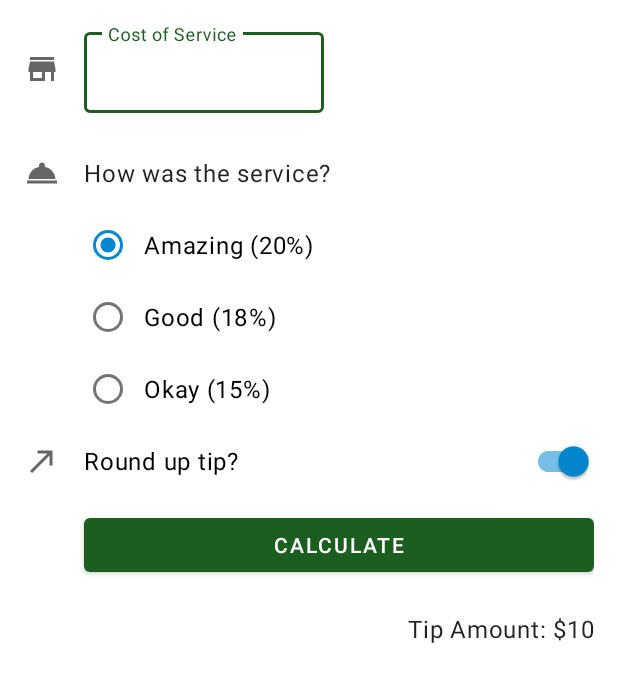
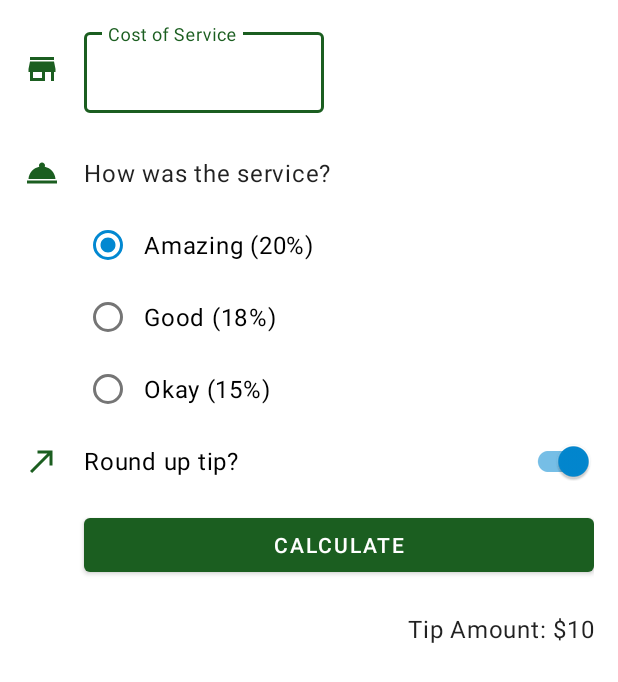
Before and after one commit to dijoncavalcante/tip-time, an Android app: the layout activity_main.xml on its own in the app's theme, with its tools: preview values and no code run, on a phone screen of 412 x 824 dp. Shown: the top 682 px of the screen. Run offline under Robolectric (Android 15) with nearby library versions, the phone set to English and light mode, and no system bars.

Commit message:
chore: Add styles to dark and light mode

```diff
--- a/app/src/main/res/drawable/ic_round_up.xml
+++ b/app/src/main/res/drawable/ic_round_up.xml
@@ -1,11 +1,12 @@
 <vector xmlns:android="http://schemas.android.com/apk/res/android"
     android:width="24dp"
     android:height="24dp"
+    android:autoMirrored="true"
+    android:tint="?attr/colorPrimary"
     android:viewportWidth="24"
-    android:viewportHeight="24"
-    android:tint="?attr/colorControlNormal"
-    android:autoMirrored="true">
-  <path
-      android:fillColor="@android:color/white"
-      android:pathData="M9,5v2h6.59L4,18.59 5.41,20 17,8.41V15h2V5z"/>
+
+    android:viewportHeight="24">
+    <path
+        android:fillColor="@android:color/white"
+        android:pathData="M9,5v2h6.59L4,18.59 5.41,20 17,8.41V15h2V5z" />
 </vector>
--- a/app/src/main/res/drawable/ic_service.xml
+++ b/app/src/main/res/drawable/ic_service.xml
@@ -3,7 +3,8 @@
     android:height="24dp"
     android:viewportWidth="24"
     android:viewportHeight="24"
-    android:tint="?attr/colorControlNormal">
+    android:tint="?attr/colorPrimary">
+
   <path
       android:fillColor="@android:color/white"
       android:pathData="M2,17h20v2L2,19zM13.84,7.79c0.1,-0.24 0.16,-0.51 0.16,-0.79 0,-1.1 -0.9,-2 -2,-2s-2,0.9 -2,2c0,0.28 0.06,0.55 0.16,0.79C6.25,8.6 3.27,11.93 3,16h18c-0.27,-4.07 -3.25,-7.4 -7.16,-8.21z"/>
--- a/app/src/main/res/drawable/ic_store.xml
+++ b/app/src/main/res/drawable/ic_store.xml
@@ -3,8 +3,9 @@
     android:height="24dp"
     android:viewportWidth="24"
     android:viewportHeight="24"
-    android:tint="?attr/colorControlNormal">
-  <path
+    android:tint="?attr/colorPrimary">
+
+<path
       android:fillColor="@android:color/white"
       android:pathData="M20,4L4,4v2h16L20,4zM21,14v-2l-1,-5L4,7l-1,5v2h1v6h10v-6h4v6h2v-6h1zM12,18L6,18v-4h6v4z"/>
 </vector>
```
Also changed, not shown: app/src/main/java/com/dijon/tiptime/MainActivity.kt (+19 -0 lines).
